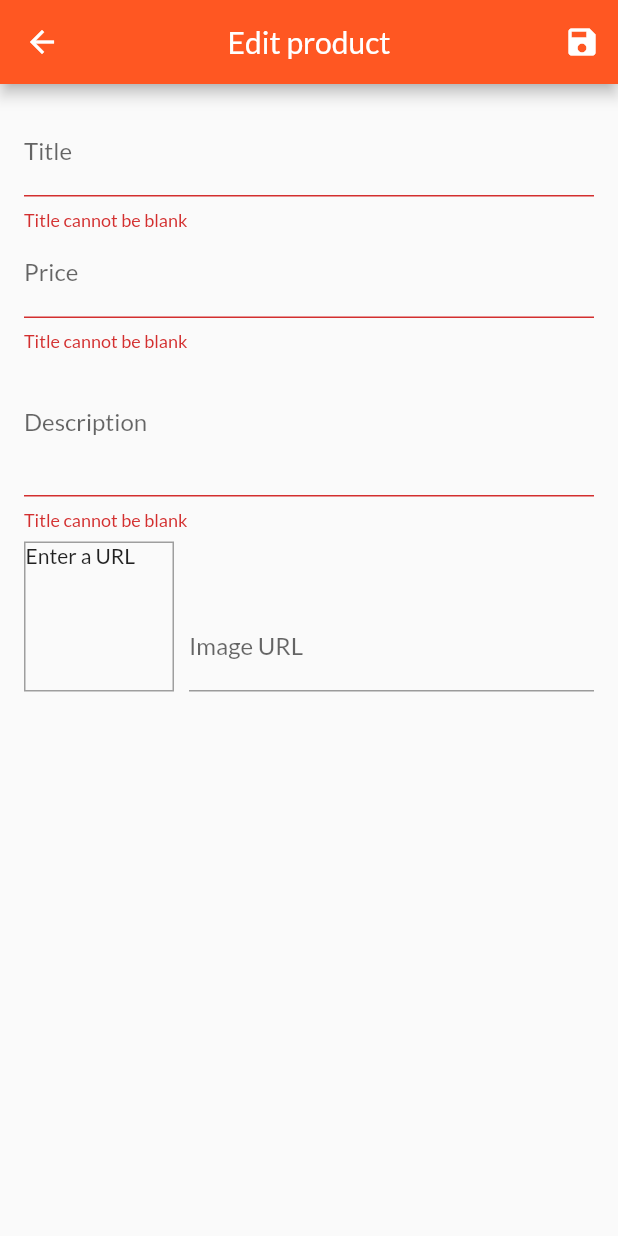
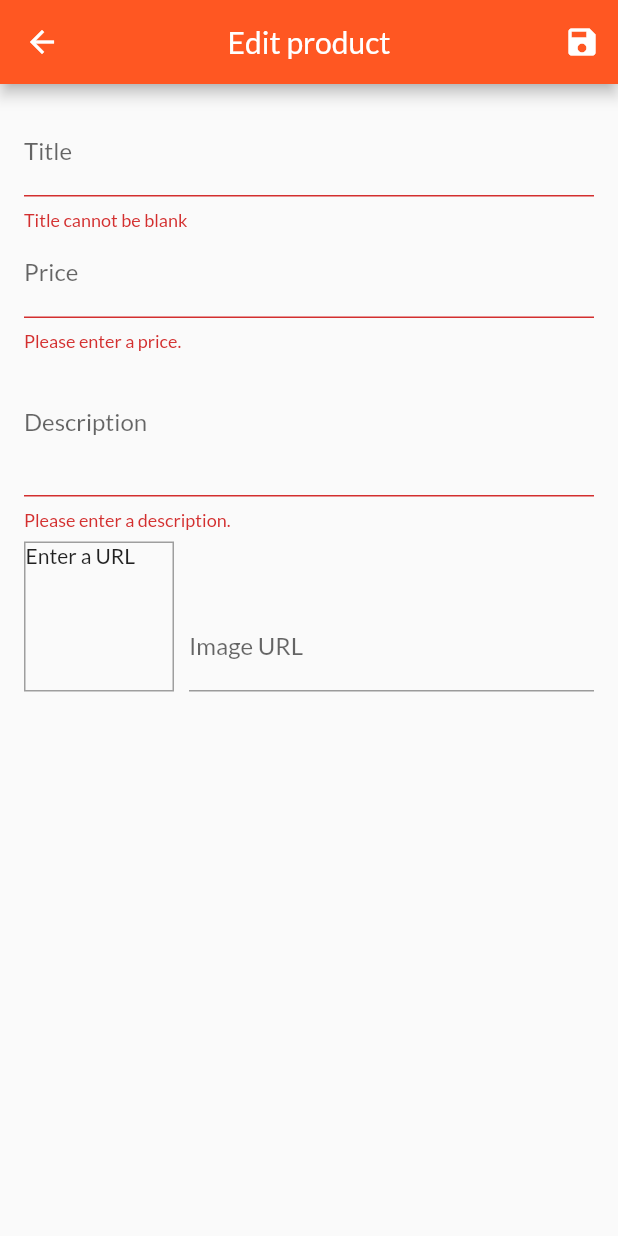
Before and after one commit to htqtung/flutter_online_shop, a Flutter app: the EditProductScreen screen opened by its route, after a tap on the "save" icon, on a phone screen of 412 x 824 dp. Run offline on Flutter 3.47's test engine with Material 2 defaults, Android fonts, the phone set to English and light mode, and no system bars; network calls fail.

Commit message:
Edit add product form validation

```diff
--- a/lib/screens/edit_product_screen.dart
+++ b/lib/screens/edit_product_screen.dart
@@ -42,6 +42,12 @@ class _EditProductScreenState extends State<EditProductScreen> {
 
   void _updateImageUrl() {
     if (!_imageUrlFocusNode.hasFocus) {
+      // Simplified URL validation
+      if ((!_imageUrlController.text.startsWith('http') &&
+              !_imageUrlController.text.startsWith('https')) ||
+          (!_imageUrlController.text.endsWith('.png') &&
+              !_imageUrlController.text.endsWith('jpg') &&
+              !_imageUrlController.text.endsWith('.jpeg'))) return;
       setState(() {});
     }
   }
@@ -99,6 +105,18 @@ class _EditProductScreenState extends State<EditProductScreen> {
                 onFieldSubmitted: (_) {
                   FocusScope.of(context).requestFocus(_descriptionFocusNode);
                 },
+                validator: (value) {
+                  if (value.isEmpty) {
+                    return 'Please enter a price.';
+                  }
+                  if (double.tryParse(value) == null) {
+                    return 'Please enter a valid number.';
+                  }
+                  if (double.parse(value) <= 0) {
+                    return 'Please enter a number greater than 0';
+                  }
+                  return null;
+                },
                 keyboardType: TextInputType.number,
                 focusNode: _priceFocusNode,
                 onSaved: (value) {
@@ -109,12 +127,6 @@ class _EditProductScreenState extends State<EditProductScreen> {
                     imageUrl: _editedProduct.imageUrl,
                     id: null,
                   );
-                },
-                validator: (value) {
-                  if (value.isEmpty)
-                    return 'Title cannot be blank';
-                  else
-                    return null;
                 },
               ),
               TextFormField(
@@ -133,8 +145,10 @@ class _EditProductScreenState extends State<EditProductScreen> {
                 },
                 validator: (value) {
                   if (value.isEmpty)
-                    return 'Title cannot be blank';
-                  else
+                    return 'Please enter a description.';
+                  else if (value.length > 255) {
+                    return 'Description should be shorter than this.';
+                  } else
                     return null;
                 },
               ),
```
